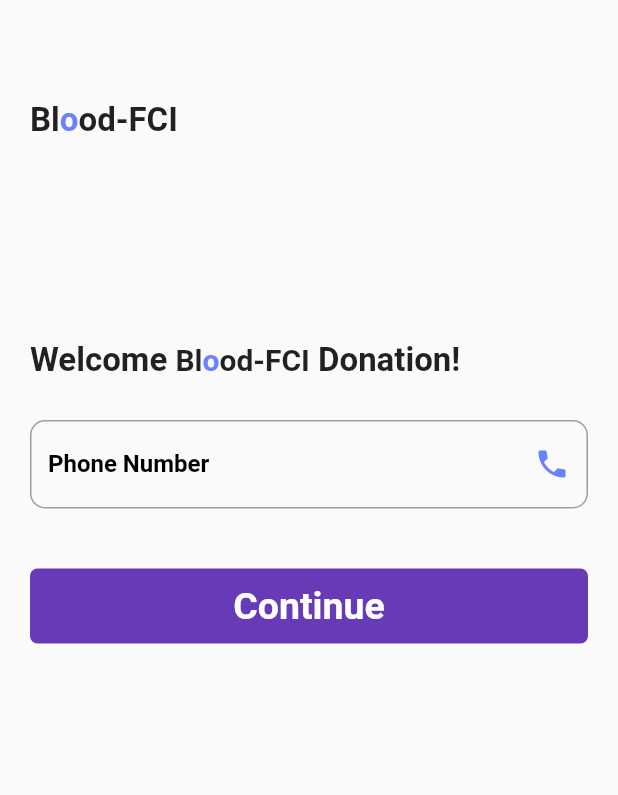
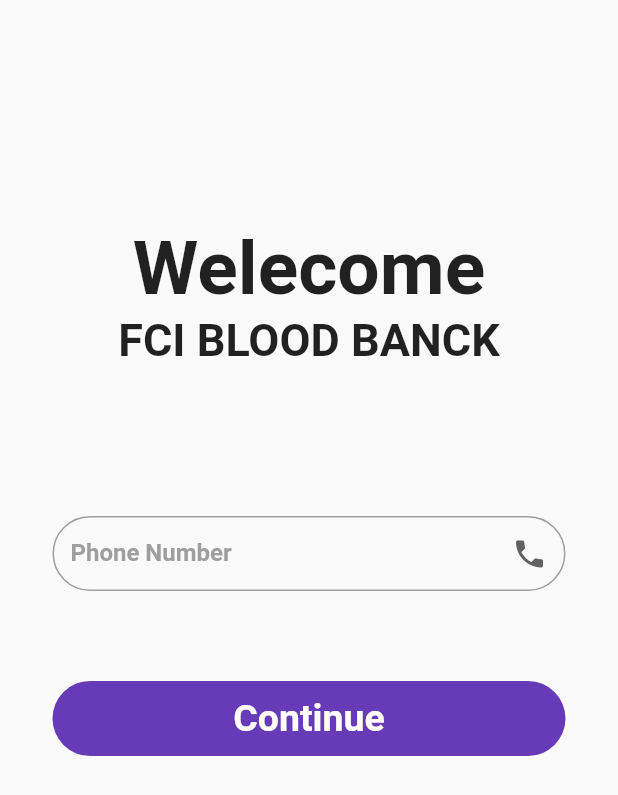
Before and after one commit to Shamim48/Blood_app, a Flutter app: the LogingPage screen opened directly, on a phone screen of 412 x 824 dp. Shown: the top 795 px of the screen. Run offline on Flutter 3.47's test engine with Material 2 defaults, Android fonts, the phone set to English and light mode, and no system bars; our stand-ins replace firebase_auth, firebase_core, firebase_database, flutter_easyloading, fluttertoast, shared_preferences; accounts and stored records are empty.

Commit message:
Login Design, Date Time

```diff
--- a/lib/screen/login_screen.dart
+++ b/lib/screen/login_screen.dart
@@ -4,6 +4,7 @@ import 'package:firebase_auth/firebase_auth.dart';
 import 'package:firebase_database/firebase_database.dart';
 import 'package:flutter/material.dart';
 import 'package:flutter_easyloading/flutter_easyloading.dart';
+import 'package:intl/intl.dart';
 
 class LogingPage extends StatefulWidget {
   const LogingPage({Key? key}) : super(key: key);
@@ -26,6 +27,9 @@ class _LogingPageState extends State<LogingPage> {
   late DatabaseReference db;
 
   String smsCode="";
+
+  String userid=FirebaseAuth.instance.currentUser!.uid;
+
 
   var _credential;
 
@@ -54,75 +58,59 @@ class _LogingPageState extends State<LogingPage> {
     return Scaffold(
       body: ListView(
         children: [
+          Column(
+            children: [
+              SizedBox(height: 150,),
+              Text("Welecome", style: TextStyle(fontWeight: FontWeight.bold,fontSize:50, )),
+              Text("FCI BLOOD BANCK", style: TextStyle(fontWeight: FontWeight.bold,fontSize:30, )),
+              Form(
+                key: _ScaffoldKey,
+                child: Column(
+                  mainAxisAlignment: MainAxisAlignment.center,
+                  children: [
                     Padding(
-            padding: const EdgeInsets.only(top: 50, left: 20, right: 20,),
+                      padding: EdgeInsets.only(top: 100, left: 35, right: 35,),
                       child: Container(
-                height: 60,
-                width: MediaQuery.of(context).size.width,
-                child: Row(
-                  children: [
-                    Text("Bl", style: TextStyle(fontWeight: FontWeight.bold, fontSize: 22),),
-                    Text("o", style: TextStyle(fontWeight: FontWeight.bold, fontSize: 22, color: ColorResources.COLOR_PRIMARY),),
-                    Text("od-FCI", style: TextStyle(fontWeight: FontWeight.bold, fontSize: 22),),
-                  ],
-                )
+                        height: 50,
+                        child: TextFormField(
+                          keyboardType: TextInputType.phone,
+                          controller: phoneController,
+                          style: TextStyle(
+                            fontWeight: FontWeight.w500,
+                            color: Colors.black,
                           ),
+                          validator: (value){
+                            if(value!.isEmpty){
+                              return "Please Enter a Phone Number";
+                            }else if(!RegExp(r'^\s*(?:\+?(\d{1,3}))?[-. (]*(\d{3})[-. )]*(\d{3})[-. ]*(\d{4})(?: *x(\d+))?\s*$').hasMatch(value)){
+                              return "Please Enter a Valid Phone Number";
+                            }
+                            else if(value.length > 11){
+                              return "Mobile Number must be of 11 digit";
+                            }
+                          },
+                          decoration: InputDecoration(
+                            labelText: "Phone Number",
+                            labelStyle: TextStyle(fontWeight: FontWeight.bold,color: Colors.grey,fontSize: 16),
+                            enabledBorder: OutlineInputBorder(
+                              borderRadius: BorderRadius.circular(35),
+                              borderSide: BorderSide(color: Colors.grey),
                             ),
-
-          Padding(
-            padding: const EdgeInsets.only(top: 100, left: 20, right: 20,),
-            child: Container(
-              height: 60,
-              width: MediaQuery.of(context).size.width,
-              child: Row(
-                children: [
-                  Text("Welcome ", style: TextStyle(fontWeight: FontWeight.bold, fontSize: 22),),
-                  Row(
-                    children: [
-                      Text("Bl", style: TextStyle(fontWeight: FontWeight.bold, fontSize: 20),),
-                      Text("o", style: TextStyle(fontWeight: FontWeight.bold, fontSize: 20, color: ColorResources.COLOR_PRIMARY),),
-                      Text("od-FCI", style: TextStyle(fontWeight: FontWeight.bold, fontSize: 20),),
-                    ],
+                            focusedBorder: OutlineInputBorder(
+                              borderRadius: BorderRadius.circular(35),
+                              borderSide: BorderSide(color: Colors.grey),
                             ),
-                  Text(" Donation!", style: TextStyle(fontWeight: FontWeight.bold, fontSize: 22),),
-                ],
+                            suffixIcon: Icon(Icons.phone, color: Colors.grey[700],),
+                          ),
                         ),
                       ),
                     ),
 
+
+                    SizedBox(height: 20,),
                     Padding(
-            padding: const EdgeInsets.only(left: 20, right: 20, top: 10),
-            child: Form(
-              key: _ScaffoldKey,
-              child: Column(
-                children: [
-                  TextFormField(
-                    keyboardType: TextInputType.phone,
-                    controller: phoneController,
-                    decoration: InputDecoration(
-                      labelText: "Phone Number",
-                      labelStyle: TextStyle(fontWeight: FontWeight.bold,color: Colors.black,fontSize: 16),
-                      border: OutlineInputBorder(
-                          borderRadius: BorderRadius.circular(10),
-                          borderSide: BorderSide(
-                            color: ColorResources.COLOR_PRIMARY,
-                          )
-                      ),
-                      enabledBorder: OutlineInputBorder(
-                        borderRadius: BorderRadius.circular(10),
-                        borderSide: BorderSide(color: Colors.grey),
-                      ),
-                      focusedBorder: OutlineInputBorder(
-                        borderRadius: BorderRadius.circular(10),
-                        borderSide: BorderSide(color: ColorResources.COLOR_PRIMARY),
-                      ),
-                      suffixIcon: Icon(Icons.phone, color: ColorResources.COLOR_PRIMARY,),
-                    ),
-                  ),
-
-
-                  SizedBox(height: 40,),
-                  InkWell(
+                      padding: EdgeInsets.only(top: 40, left: 35, right: 35,),
+                      child: InkWell(
                         onTap: () async {
                           String number=phoneController.text.trim() ?? "";
                           if(number==""){
@@ -137,10 +125,11 @@ class _LogingPageState extends State<LogingPage> {
                           height: 50,
                           width: MediaQuery.of(context).size.width,
                           decoration: BoxDecoration(
-                          borderRadius: BorderRadius.circular(5),
+                              borderRadius: BorderRadius.circular(35),
                               color: Colors.deepPurple
                           ),
                           child: Text("Continue",style: TextStyle(fontSize: 25, fontWeight: FontWeight.bold, color: Colors.white),),
+                        ),
                       ),
                     ),
 
@@ -161,6 +150,7 @@ class _LogingPageState extends State<LogingPage> {
                   ],
                 ),
               ),
+            ],
           ),
         ],
       ),
--- a/lib/utils/styles.dart
+++ b/lib/utils/styles.dart
@@ -3,6 +3,7 @@ import 'package:blood_app/utils/color_resources.dart';
 import 'package:blood_app/utils/images.dart';
 import 'package:flutter/material.dart';
 import 'package:fluttertoast/fluttertoast.dart';
+import 'package:intl/intl.dart';
 import 'dimensions.dart';
 
 const LatoLight = TextStyle(
@@ -88,3 +89,17 @@ Container roundedLogo(double weight, double height, double padding, double borde
     child: Image.asset(Images.logo_edu,  ),
   );
 }
+
+getDate(){
+  DateTime now = DateTime.now();
+  String formattedDate = DateFormat('MM-dd-yyyy').format(now);
+  print(formattedDate);
+  return  formattedDate;
+}
+
+getTime(){
+  DateTime now = DateTime.now();
+  String formattedTime = DateFormat('HH:mm').format(now);
+  print(formattedTime);
+  return  formattedTime;
+}
```
Lines whose indentation alone changed are shown as unchanged.
